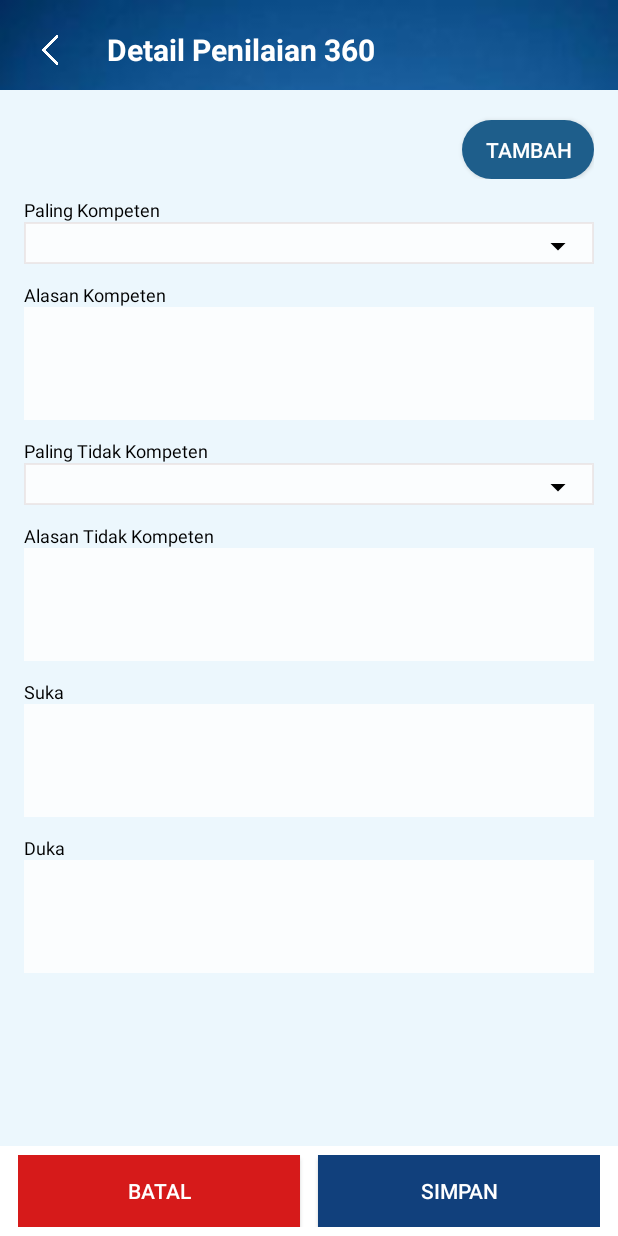
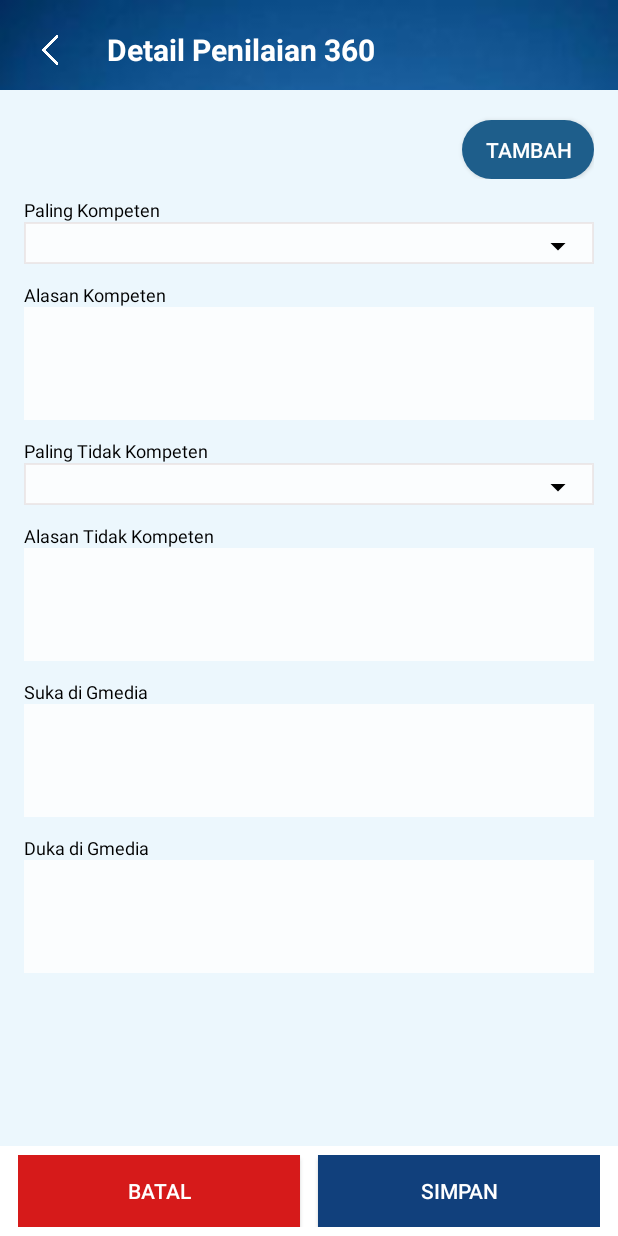
Before and after one commit to maulanagmedia/ag, an Android app: the TempPenilaianActivity screen opened directly, with no data from a screen before it, on a phone screen of 412 x 824 dp. Run offline under Robolectric (Android 15) with nearby library versions, the phone set to English and light mode, and no system bars; our stand-ins replace Volley, sdp/ssp sizes; network calls fail.

Commit message:
update 12 june 20 by rohim

```diff
--- a/app/build.gradle
+++ b/app/build.gradle
@@ -2,11 +2,11 @@ apply plugin: 'com.android.application'
 apply plugin: 'io.fabric'
 
 android {
-    compileSdkVersion 28
+    compileSdkVersion 29
     defaultConfig {
         applicationId 'gmedia.net.id.absenigmedia'
-        minSdkVersion 16
-        targetSdkVersion 28
+        minSdkVersion 21
+        targetSdkVersion 29
         versionCode 18
         versionName "7.2.8"
         testInstrumentationRunner "androidx.test.runner.AndroidJUnitRunner"
--- a/app/src/main/AndroidManifest.xml
+++ b/app/src/main/AndroidManifest.xml
@@ -26,7 +26,7 @@
         <activity android:name=".penilaian.PenilaianActivity"
             android:windowSoftInputMode="stateHidden"
             android:screenOrientation="portrait"
-            android:theme="@style/Theme.AppCompat.NoActionBar" ></activity>
+            android:theme="@style/Theme.AppCompat.NoActionBar" />
         <activity android:name=".penilaian.temp.TempPenilaianActivity"
             android:theme="@style/Theme.AppCompat.NoActionBar"
             android:windowSoftInputMode="stateHidden"
--- a/app/src/main/java/gmedia/net/id/absenigmedia/Login.java
+++ b/app/src/main/java/gmedia/net/id/absenigmedia/Login.java
@@ -211,7 +211,8 @@ public class Login extends AppCompatActivity {
 						String token = object.getJSONObject("response").getString("token");
 						String nip = object.getJSONObject("response").getString("nip");
 						level = object.getJSONObject("response").getString("approval");
-						session.createLoginSession("gmedia", "gmedia@gmail.com", token, nip, level);
+						String divisi = object.getJSONObject("response").getString("divisi");
+						session.createLoginSession("gmedia", "gmedia@gmail.com", token, nip, level, divisi);
 						session.createRegional(posisiMenuRegional);
 						Intent intent = new Intent(Login.this, MainActivity.class);
 						startActivity(intent);
--- a/app/src/main/java/gmedia/net/id/absenigmedia/penilaian/temp/TempPenilaianActivity.java
+++ b/app/src/main/java/gmedia/net/id/absenigmedia/penilaian/temp/TempPenilaianActivity.java
@@ -42,6 +42,7 @@ import java.util.List;
 
 import gmedia.net.id.absenigmedia.MainActivity;
 import gmedia.net.id.absenigmedia.R;
+import gmedia.net.id.absenigmedia.SessionManager;
 import gmedia.net.id.absenigmedia.Volley.ApiVolley;
 import gmedia.net.id.absenigmedia.karyawan.DetailKaryawanActivity;
 import gmedia.net.id.absenigmedia.karyawan.KaryawanAdapter;
@@ -280,7 +281,7 @@ public class TempPenilaianActivity extends AppCompatActivity {
         try {
             params.put("id",new JSONArray(idx));
             params.put("kompeten",nip_kary_kompeten);
-            params.put("alasan_kompeten",edtAlasanKompeten);
+            params.put("alasan_kompeten",edtAlasanKompeten.getText().toString());
             params.put("tidak_kompeten",nip_kary_tidak_kompeten);
             params.put("alasan_tidak_kompeten",edtAlasanTidakKompeten.getText().toString());
             params.put("suka",edtSuka.getText().toString());
@@ -523,8 +524,10 @@ public class TempPenilaianActivity extends AppCompatActivity {
     }
 
     private void getKaryawan(){
+        SessionManager sessionManager = new SessionManager(TempPenilaianActivity.this);
         JSONObject params = new JSONObject();
         try {
+            params.put("divisi",sessionManager.getDivisi());
             params.put("keyword",keyword_karyawan);
             params.put("start",start);
             params.put("count",count);
--- a/app/src/main/res/layout/activity_temp_penilaian.xml
+++ b/app/src/main/res/layout/activity_temp_penilaian.xml
@@ -213,7 +213,7 @@
                         <TextView
                             android:layout_width="match_parent"
                             android:layout_height="wrap_content"
-                            android:text="Suka"
+                            android:text="Suka di Gmedia"
                             android:textColor="#000"
                             android:textSize="12sp" />
                         <EditText
@@ -236,7 +236,7 @@
                         <TextView
                             android:layout_width="match_parent"
                             android:layout_height="wrap_content"
-                            android:text="Duka"
+                            android:text="Duka di Gmedia"
                             android:textColor="#000"
                             android:textSize="12sp" />
                         <EditText
```
Also changed, not shown: app/src/main/java/gmedia/net/id/absenigmedia/SessionManager.java (+7 -1 lines), 9 other files.
